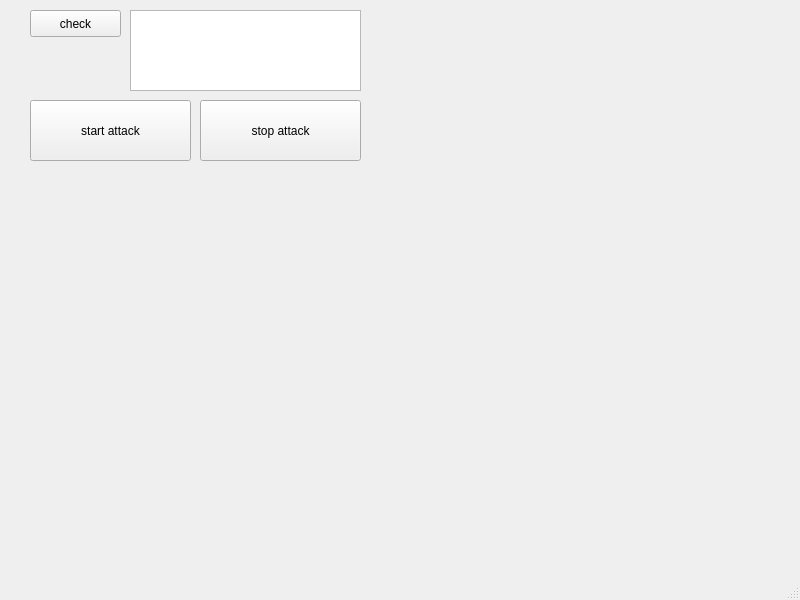
kongbiji/Qt_GUI_arp_spoofing_broadcast, file mainwindow.ui: the form before one commit.
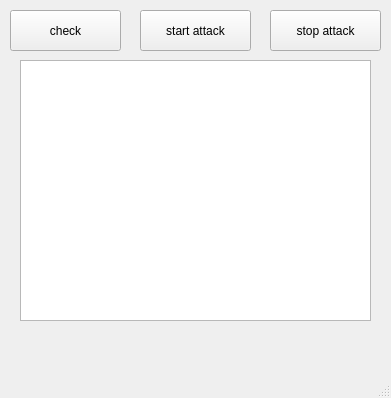
The form after the commit.

Diff of the .ui file:
```diff
--- a/mainwindow.ui
+++ b/mainwindow.ui
@@ -6,8 +6,8 @@
    <rect>
     <x>0</x>
     <y>0</y>
-    <width>800</width>
-    <height>600</height>
+    <width>391</width>
+    <height>398</height>
    </rect>
   </property>
   <property name="windowTitle">
@@ -17,10 +17,10 @@
    <widget class="QPushButton" name="check_btn">
     <property name="geometry">
      <rect>
-      <x>30</x>
+      <x>10</x>
       <y>10</y>
-      <width>91</width>
-      <height>27</height>
+      <width>111</width>
+      <height>41</height>
      </rect>
     </property>
     <property name="text">
@@ -30,20 +30,20 @@
    <widget class="QTextBrowser" name="interface_browser">
     <property name="geometry">
      <rect>
-      <x>130</x>
-      <y>10</y>
-      <width>231</width>
-      <height>81</height>
+      <x>20</x>
+      <y>60</y>
+      <width>351</width>
+      <height>261</height>
      </rect>
     </property>
    </widget>
    <widget class="QPushButton" name="attack_btn">
     <property name="geometry">
      <rect>
-      <x>30</x>
-      <y>100</y>
-      <width>161</width>
-      <height>61</height>
+      <x>140</x>
+      <y>10</y>
+      <width>111</width>
+      <height>41</height>
      </rect>
     </property>
     <property name="text">
@@ -53,10 +53,10 @@
    <widget class="QPushButton" name="stop_btn">
     <property name="geometry">
      <rect>
-      <x>200</x>
-      <y>100</y>
-      <width>161</width>
-      <height>61</height>
+      <x>270</x>
+      <y>10</y>
+      <width>111</width>
+      <height>41</height>
      </rect>
     </property>
     <property name="text">
```
Left out of the diff: 2 changed lines with no effect on the pictures.
